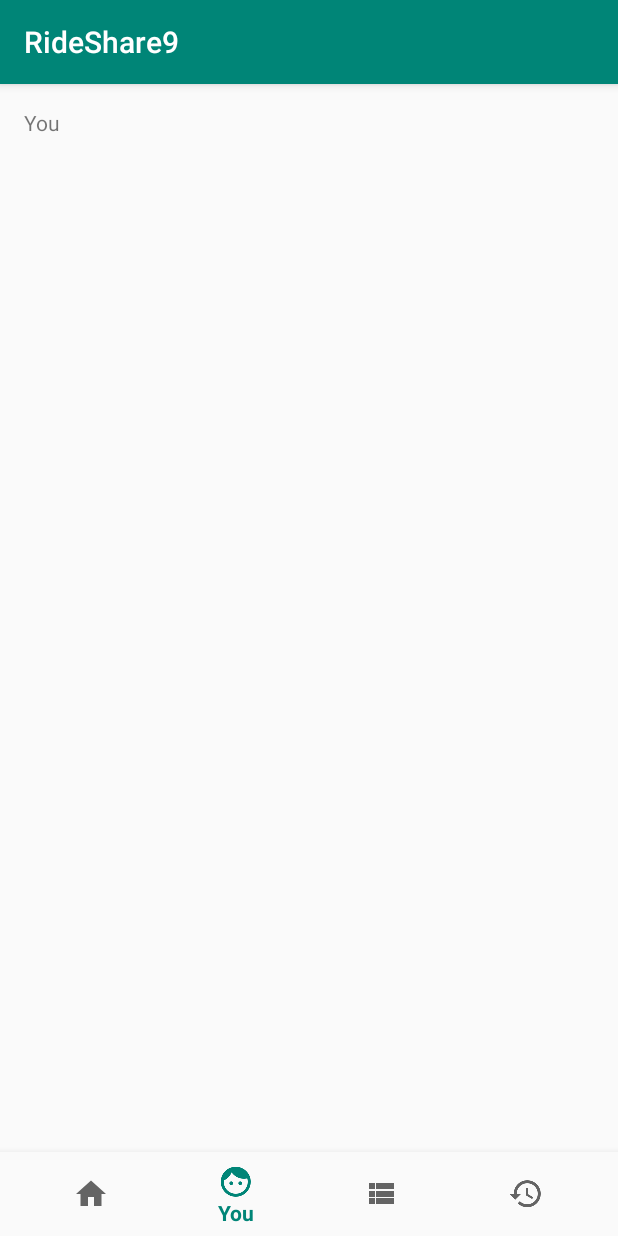
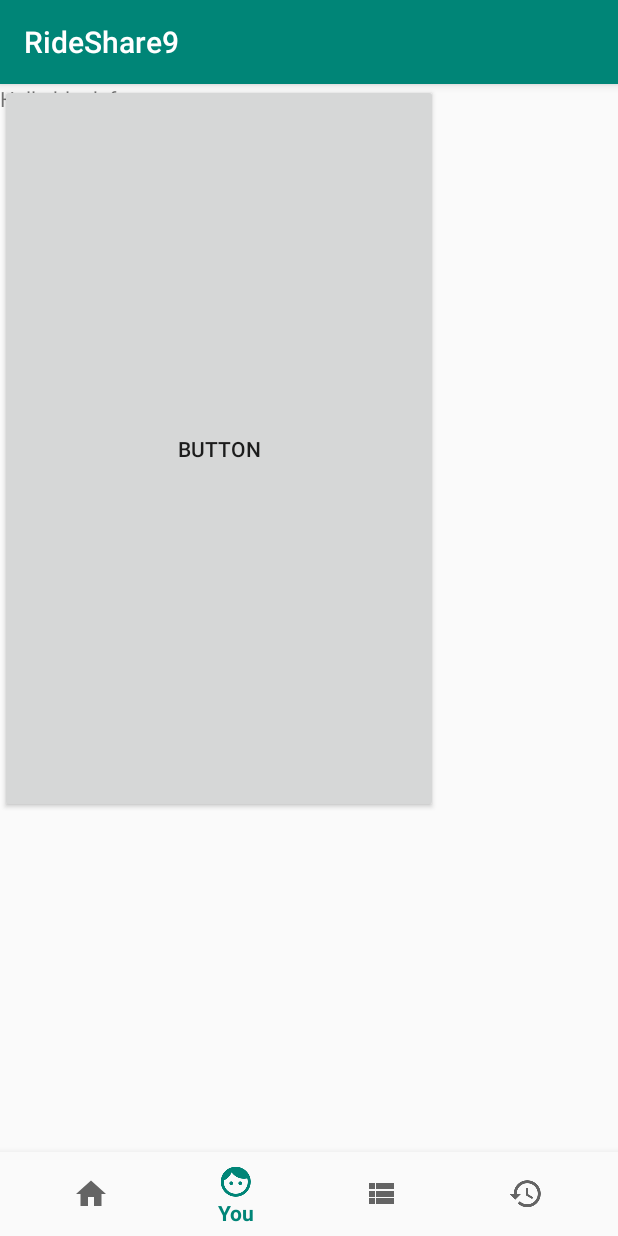
Before and after one commit to ECSE321-Fall2018/t09, an Android app: the UserActivity screen opened directly, with no data from a screen before it, item 2 of the bottom bar chosen, on a phone screen of 412 x 824 dp. Run offline under Robolectric (Android 15) with nearby library versions, the phone set to English and light mode, and no system bars; libraries missing offline, so code that uses them is left out: com.loopj.android; 1 statement that could not run was skipped.

Commit message:
Create Passenger UI prototype

```diff
--- /dev/null
+++ b/Passenger/RideShare9/app/src/main/java/ca/mcgill/ecse321/rideshare9/user/BottomBarAdapter.java
@@ -0,0 +1,30 @@
+package ca.mcgill.ecse321.rideshare9.user;
+
+import android.support.v4.app.Fragment;
+import android.support.v4.app.FragmentManager;
+
+import java.util.ArrayList;
+import java.util.List;
+
+//from https://android.jlelse.eu/ultimate-guide-to-bottom-navigation-on-android-75e4efb8105f
+public class BottomBarAdapter extends SmartFragmentStatePagerAdapter {
+    private final List<Fragment> fragments = new ArrayList<>();
+
+    public BottomBarAdapter(FragmentManager fragmentManager) {
+        super(fragmentManager);
+    }
+    // Our custom method that populates this Adapter with Fragments
+    public void addFragments(Fragment fragment) {
+        fragments.add(fragment);
+    }
+
+    @Override
+    public Fragment getItem(int position) {
+        return fragments.get(position);
+    }
+
+    @Override
+    public int getCount() {
+        return fragments.size();
+    }
+}
--- /dev/null
+++ b/Passenger/RideShare9/app/src/main/java/ca/mcgill/ecse321/rideshare9/user/HomeFragment.java
@@ -0,0 +1,109 @@
+package ca.mcgill.ecse321.rideshare9.user;
+
+import android.content.Context;
+import android.net.Uri;
+import android.os.Bundle;
+import android.support.v4.app.Fragment;
+import android.view.LayoutInflater;
+import android.view.View;
+import android.view.ViewGroup;
+
+import ca.mcgill.ecse321.rideshare9.R;
+
+/**
+ * A simple {@link Fragment} subclass.
+ * Activities that contain this fragment must implement the
+ * {@link HomeFragment.OnFragmentInteractionListener} interface
+ * to handle interaction events.
+ * Use the {@link HomeFragment#newInstance} factory method to
+ * create an instance of this fragment.
+ */
+public class HomeFragment extends Fragment {
+    // TODO: Rename parameter arguments, choose names that match
+    // the fragment initialization parameters, e.g. ARG_ITEM_NUMBER
+    private static final String ARG_PARAM1 = "param1";
+    private static final String ARG_PARAM2 = "param2";
+
+    // TODO: Rename and change types of parameters
+    private String mParam1;
+    private String mParam2;
+
+    private OnFragmentInteractionListener mListener;
+
+    public HomeFragment() {
+        // Required empty public constructor
+    }
+
+    /**
+     * Use this factory method to create a new instance of
+     * this fragment using the provided parameters.
+     *
+     * @param param1 Parameter 1.
+     * @param param2 Parameter 2.
+     * @return A new instance of fragment HomeFragment.
+     */
+    // TODO: Rename and change types and number of parameters
+    public static HomeFragment newInstance(String param1, String param2) {
+        HomeFragment fragment = new HomeFragment();
+        Bundle args = new Bundle();
+        args.putString(ARG_PARAM1, param1);
+        args.putString(ARG_PARAM2, param2);
+        fragment.setArguments(args);
+        return fragment;
+    }
+
+    @Override
+    public void onCreate(Bundle savedInstanceState) {
+        super.onCreate(savedInstanceState);
+        if (getArguments() != null) {
+            mParam1 = getArguments().getString(ARG_PARAM1);
+            mParam2 = getArguments().getString(ARG_PARAM2);
+        }
+    }
+
+    @Override
+    public View onCreateView(LayoutInflater inflater, ViewGroup container,
+                             Bundle savedInstanceState) {
+        // Inflate the layout for this fragment
+        return inflater.inflate(R.layout.fragment_home, container, false);
+    }
+
+    // TODO: Rename method, update argument and hook method into UI event
+    public void onButtonPressed(Uri uri) {
+        if (mListener != null) {
+            mListener.onFragmentInteraction(uri);
+        }
+    }
+
+    @Override
+    public void onAttach(Context context) {
+        super.onAttach(context);
+        if (context instanceof OnFragmentInteractionListener) {
+            mListener = (OnFragmentInteractionListener) context;
+        } else {
+            throw new RuntimeException(context.toString()
+                    + " must implement OnFragmentInteractionListener");
+        }
+    }
+
+    @Override
+    public void onDetach() {
+        super.onDetach();
+        mListener = null;
+    }
+
+    /**
+     * This interface must be implemented by activities that contain this
+     * fragment to allow an interaction in this fragment to be communicated
+     * to the activity and potentially other fragments contained in that
+     * activity.
+     * <p>
+     * See the Android Training lesson <a href=
+     * "http://developer.android.com/training/basics/fragments/communicating.html"
+     * >Communicating with Other Fragments</a> for more information.
+     */
+    public interface OnFragmentInteractionListener {
+        // TODO: Update argument type and name
+        void onFragmentInteraction(Uri uri);
+    }
+}
--- /dev/null
+++ b/Passenger/RideShare9/app/src/main/java/ca/mcgill/ecse321/rideshare9/user/NoSwipePager.java
@@ -0,0 +1,36 @@
+package ca.mcgill.ecse321.rideshare9.user;
+
+import android.content.Context;
+import android.support.v4.view.ViewPager;
+import android.util.AttributeSet;
+import android.view.MotionEvent;
+
+//from https://android.jlelse.eu/ultimate-guide-to-bottom-navigation-on-android-75e4efb8105f
+public class NoSwipePager extends ViewPager {
+    private boolean enabled;
+
+    public NoSwipePager(Context context, AttributeSet attrs) {
+        super(context, attrs);
+        this.enabled = true;
+    }
+
+    @Override
+    public boolean onTouchEvent(MotionEvent event) {
+        if (this.enabled) {
+            return super.onTouchEvent(event);
+        }
+        return false;
+    }
+
+    @Override
+    public boolean onInterceptTouchEvent(MotionEvent event) {
+        if (this.enabled) {
+            return super.onInterceptTouchEvent(event);
+        }
+        return false;
+    }
+
+    public void setPagingEnabled(boolean enabled) {
+        this.enabled = enabled;
+    }
+}
--- /dev/null
+++ b/Passenger/RideShare9/app/src/main/java/ca/mcgill/ecse321/rideshare9/user/SmartFragmentStatePagerAdapter.java
@@ -0,0 +1,44 @@
+package ca.mcgill.ecse321.rideshare9.user;
+
+
+import android.support.v4.app.Fragment;
+import android.support.v4.app.FragmentManager;
+import android.support.v4.app.FragmentStatePagerAdapter;
+import android.util.SparseArray;
+import android.view.ViewGroup;
+
+/*
+   Extension of FragmentStatePagerAdapter which intelligently caches
+   all active fragments and manages the fragment lifecycles.
+   Usage involves extending from SmartFragmentStatePagerAdapter as you would any other PagerAdapter.
+   from https://gist.github.com/nesquena/c715c9b22fb873b1d259
+*/
+
+public abstract class SmartFragmentStatePagerAdapter extends FragmentStatePagerAdapter {
+    // Sparse array to keep track of registered fragments in memory
+    private SparseArray<Fragment> registeredFragments = new SparseArray<Fragment>();
+
+    public SmartFragmentStatePagerAdapter(FragmentManager fragmentManager) {
+        super(fragmentManager);
+    }
+
+    // Register the fragment when the item is instantiated
+    @Override
+    public Object instantiateItem(ViewGroup container, int position) {
+        Fragment fragment = (Fragment) super.instantiateItem(container, position);
+        registeredFragments.put(position, fragment);
+        return fragment;
+    }
+
+    // Unregister when the item is inactive
+    @Override
+    public void destroyItem(ViewGroup container, int position, Object object) {
+        registeredFragments.remove(position);
+        super.destroyItem(container, position, object);
+    }
+
+    // Returns the fragment for the position (if instantiated)
+    public Fragment getRegisteredFragment(int position) {
+        return registeredFragments.get(position);
+    }
+}
--- a/Passenger/RideShare9/app/src/main/java/ca/mcgill/ecse321/rideshare9/user/UserActivity.java
+++ b/Passenger/RideShare9/app/src/main/java/ca/mcgill/ecse321/rideshare9/user/UserActivity.java
@@ -1,49 +1,81 @@
 package ca.mcgill.ecse321.rideshare9.user;
 
+import android.net.Uri;
 import android.os.Bundle;
 import android.support.annotation.NonNull;
 import android.support.design.widget.BottomNavigationView;
+import android.support.v4.view.ViewPager;
 import android.support.v7.app.AppCompatActivity;
 import android.view.MenuItem;
-import android.widget.TextView;
 
 import ca.mcgill.ecse321.rideshare9.R;
 
-public class UserActivity extends AppCompatActivity {
+import static com.loopj.android.http.AsyncHttpClient.log;
 
-    private TextView mTextMessage;
-
-    private BottomNavigationView.OnNavigationItemSelectedListener mOnNavigationItemSelectedListener
-            = new BottomNavigationView.OnNavigationItemSelectedListener() {
-
-        @Override
-        public boolean onNavigationItemSelected(@NonNull MenuItem item) {
-            switch (item.getItemId()) {
-                case R.id.navigation_you:
-                    mTextMessage.setText(R.string.title_you);
-                    return true;
-                case R.id.navigation_Advertisements:
-                    mTextMessage.setText(R.string.title_adv);
-                    return true;
-                case R.id.navigation_currentTrip:
-                    mTextMessage.setText(R.string.title_now);
-                    return true;
-                case R.id.navigation_History:
-                    mTextMessage.setText(R.string.title_history);
-                    return true;
-            }
-            return false;
-        }
-    };
+public class UserActivity extends AppCompatActivity implements YouFragment.OnFragmentInteractionListener,
+HomeFragment.OnFragmentInteractionListener{
 
     @Override
     protected void onCreate(Bundle savedInstanceState) {
         super.onCreate(savedInstanceState);
         setContentView(R.layout.activity_user);
+        // init UI
+        BottomNavigationView navigation = (BottomNavigationView) findViewById(R.id.navigation);
 
-        mTextMessage = (TextView) findViewById(R.id.message);
-        BottomNavigationView navigation = (BottomNavigationView) findViewById(R.id.navigation);
-        navigation.setOnNavigationItemSelectedListener(mOnNavigationItemSelectedListener);
+        //init viewPager and Adapter
+        final ViewPager viewPager = (NoSwipePager) findViewById(R.id.viewpager);
+        ((NoSwipePager) viewPager).setPagingEnabled(false);
+        BottomBarAdapter pagerAdapter = new BottomBarAdapter(getSupportFragmentManager());
+
+        //init Fragments
+        YouFragment youFragment = new YouFragment();
+        HomeFragment homeFragment = new HomeFragment();
+
+        /*Bundle bundle = new Bundle();
+        bundle.putInt("color", 1);
+        youFragment.setArguments(bundle);
+
+        Bundle bundle2 = new Bundle();
+        bundle.putInt("color",2);
+        homeFragment.setArguments(bundle2);*/
+
+        //add Fragments to adapters and link adapter with viewpager
+        pagerAdapter.addFragments(homeFragment);
+        pagerAdapter.addFragments(youFragment);
+        viewPager.setAdapter(pagerAdapter);
+
+        //set Selectionlistener for bottom navigation, the
+        //viewpager changes between fragments when different items selected
+        navigation.setOnNavigationItemSelectedListener(new BottomNavigationView.OnNavigationItemSelectedListener() {
+            @Override
+            public boolean onNavigationItemSelected(@NonNull MenuItem menuItem) {
+                log.d("selected item",menuItem.getItemId()+"");
+                if(menuItem.getTitle().toString().equals("Now") ){
+                    viewPager.setCurrentItem(0);
+                    return true;
+                }
+                else if(menuItem.getTitle().toString().equals("You")){
+                    viewPager.setCurrentItem(1);
+                    return true;
+                }
+                else if(menuItem.getTitle().toString().equals("Advertisement")){
+                    //TODO
+                    //Place saved for adv_list
+                    return true;
+                }
+                else if(menuItem.getTitle().toString().equals("History")){
+                    //TODO
+                    //Place saved for history
+                    return true;
+                }
+                return false;
+            }
+        });
     }
 
+
+    @Override
+    public void onFragmentInteraction(Uri uri) {
+        //TODO
+    }
 }
--- /dev/null
+++ b/Passenger/RideShare9/app/src/main/java/ca/mcgill/ecse321/rideshare9/user/YouFragment.java
@@ -0,0 +1,109 @@
+package ca.mcgill.ecse321.rideshare9.user;
+
+import android.content.Context;
+import android.net.Uri;
+import android.os.Bundle;
+import android.support.v4.app.Fragment;
+import android.view.LayoutInflater;
+import android.view.View;
+import android.view.ViewGroup;
+
+import ca.mcgill.ecse321.rideshare9.R;
+
+/**
+ * A simple {@link Fragment} subclass.
+ * Activities that contain this fragment must implement the
+ * {@link YouFragment.OnFragmentInteractionListener} interface
+ * to handle interaction events.
+ * Use the {@link YouFragment#newInstance} factory method to
+ * create an instance of this fragment.
+ */
+public class YouFragment extends Fragment {
+    // TODO: Rename parameter arguments, choose names that match
+    // the fragment initialization parameters, e.g. ARG_ITEM_NUMBER
+    private static final String ARG_PARAM1 = "param1";
+    private static final String ARG_PARAM2 = "param2";
+
+    // TODO: Rename and change types of parameters
+    private String mParam1;
+    private String mParam2;
+
+    private OnFragmentInteractionListener mListener;
+
+    public YouFragment() {
+        // Required empty public constructor
+    }
+
+    /**
+     * Use this factory method to create a new instance of
+     * this fragment using the provided parameters.
+     *
+     * @param param1 Parameter 1.
+     * @param param2 Parameter 2.
+     * @return A new instance of fragment YouFragment.
+     */
+    // TODO: Rename and change types and number of parameters
+    public static YouFragment newInstance(String param1, String param2) {
+        YouFragment fragment = new YouFragment();
+        Bundle args = new Bundle();
+        args.putString(ARG_PARAM1, param1);
+        args.putString(ARG_PARAM2, param2);
+        fragment.setArguments(args);
+        return fragment;
+    }
+
+    @Override
+    public void onCreate(Bundle savedInstanceState) {
+        super.onCreate(savedInstanceState);
+        if (getArguments() != null) {
+            mParam1 = getArguments().getString(ARG_PARAM1);
+            mParam2 = getArguments().getString(ARG_PARAM2);
+        }
+    }
+
+    @Override
+    public View onCreateView(LayoutInflater inflater, ViewGroup container,
+                             Bundle savedInstanceState) {
+        // Inflate the layout for this fragment
+        return inflater.inflate(R.layout.fragment_you, container, false);
+    }
+
+    // TODO: Rename method, update argument and hook method into UI event
+    public void onButtonPressed(Uri uri) {
+        if (mListener != null) {
+            mListener.onFragmentInteraction(uri);
+        }
+    }
+
+    @Override
+    public void onAttach(Context context) {
+        super.onAttach(context);
+        if (context instanceof OnFragmentInteractionListener) {
+            mListener = (OnFragmentInteractionListener) context;
+        } else {
+            throw new RuntimeException(context.toString()
+                    + " must implement OnFragmentInteractionListener");
+        }
+    }
+
+    @Override
+    public void onDetach() {
+        super.onDetach();
+        mListener = null;
+    }
+
+    /**
+     * This interface must be implemented by activities that contain this
+     * fragment to allow an interaction in this fragment to be communicated
+     * to the activity and potentially other fragments contained in that
+     * activity.
+     * <p>
+     * See the Android Training lesson <a href=
+     * "http://developer.android.com/training/basics/fragments/communicating.html"
+     * >Communicating with Other Fragments</a> for more information.
+     */
+    public interface OnFragmentInteractionListener {
+        // TODO: Update argument type and name
+        void onFragmentInteraction(Uri uri);
+    }
+}
--- a/Passenger/RideShare9/app/src/main/res/layout/activity_user.xml
+++ b/Passenger/RideShare9/app/src/main/res/layout/activity_user.xml
@@ -7,16 +7,10 @@
     android:layout_height="match_parent"
     tools:context=".user.UserActivity">
 
-    <TextView
-        android:id="@+id/message"
-        android:layout_width="wrap_content"
-        android:layout_height="wrap_content"
-        android:layout_marginStart="@dimen/activity_horizontal_margin"
-        android:layout_marginLeft="@dimen/activity_horizontal_margin"
-        android:layout_marginTop="@dimen/activity_vertical_margin"
-        android:text="@string/title_you"
-        app:layout_constraintLeft_toLeftOf="parent"
-        app:layout_constraintTop_toTopOf="parent" />
+    <ca.mcgill.ecse321.rideshare9.user.NoSwipePager
+        android:id="@+id/viewpager"
+        android:layout_width="match_parent"
+        android:layout_height="match_parent" />
 
     <android.support.design.widget.BottomNavigationView
         android:id="@+id/navigation"
--- /dev/null
+++ b/Passenger/RideShare9/app/src/main/res/layout/fragment_you.xml
@@ -0,0 +1,20 @@
+<?xml version="1.0" encoding="utf-8"?>
+<FrameLayout xmlns:android="http://schemas.android.com/apk/res/android"
+    xmlns:tools="http://schemas.android.com/tools"
+    android:layout_width="match_parent"
+    android:layout_height="match_parent"
+    tools:context=".user.YouFragment">
+
+    <!-- TODO: Update blank fragment layout -->
+    <TextView
+        android:layout_width="match_parent"
+        android:layout_height="match_parent"
+        android:text="@string/hello_blank_fragment" />
+
+    <Button
+        android:id="@+id/button"
+        android:layout_width="292dp"
+        android:layout_height="486dp"
+        android:text="Button" />
+
+</FrameLayout>
--- a/Passenger/RideShare9/app/src/main/res/values/strings.xml
+++ b/Passenger/RideShare9/app/src/main/res/values/strings.xml
@@ -27,6 +27,9 @@
     <string name="title_adv">Advertisement</string>
     <string name="title_history">History</string>
     <string name="title_now">Now</string>
+
+    <!-- TODO: Remove or change this placeholder text -->
+    <string name="hello_blank_fragment">Hello blank fragment</string>
     />
     />
 </resources>
```
Also changed, not shown: Passenger/RideShare9/app/src/main/res/layout/fragment_home.xml (added, +15 -0 lines).
